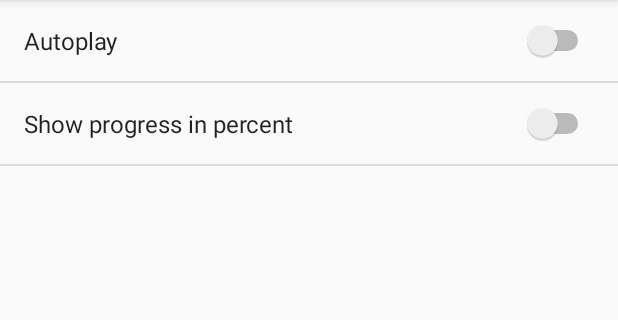
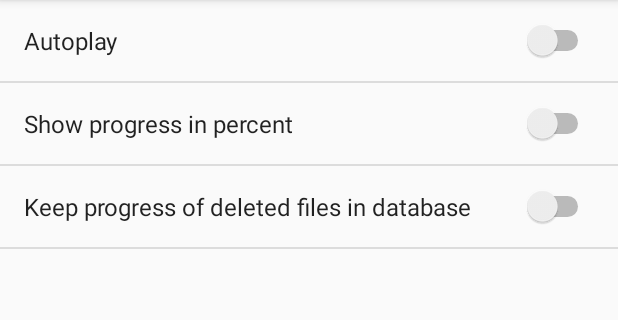
Before and after one commit to flackbash/AudioAnchor, an Android app: the screen it shows after launch (SettingsActivity), after a tap on "Settings", on a phone screen of 412 x 824 dp, the part 84-404 px from its top. Run offline under Robolectric (Android 15) with nearby library versions, the phone set to English and light mode, and no system bars.

Commit message:
Add settings option: keep deleted files in database

```diff
--- a/app/src/main/java/com/prangesoftwaresolutions/audioanchor/MainActivity.java
+++ b/app/src/main/java/com/prangesoftwaresolutions/audioanchor/MainActivity.java
@@ -35,13 +35,15 @@ import java.io.File;
 import java.io.FilenameFilter;
 import java.util.LinkedHashMap;
 
-// TODO: Don't include file extension in title --> get file metadata?
+// TODO: Option in Settings: Show title (from Metadata)
 // TODO: Support subdirectories?
 // TODO: Show album progress in MainActivity
 // TODO: Option in settings if in autoplay play completed files as well
 // TODO: button to update all elements in the database
-// TODO: Option in settings: don't delete deleted files from db
+// TODO: Option in settings: Don't show deleted files in list
 // TODO: AlbumActivity: Scroll to first non-completed file
+// TODO: LockScreen Widget
+// TODO: GOTO option in PlayActivity
 
 public class MainActivity extends AppCompatActivity implements LoaderManager.LoaderCallbacks<Cursor> {
 
@@ -51,6 +53,7 @@ public class MainActivity extends AppCompatActivity implements LoaderManager.Loa
 
     // Preferences
     private SharedPreferences mSharedPreferences;
+    private boolean mKeepDeleted;
 
     // Database variables
     private static final int AUDIO_LOADER = 0;
@@ -71,6 +74,7 @@ public class MainActivity extends AppCompatActivity implements LoaderManager.Loa
         // Set up the shared preferences.
         mSharedPreferences = PreferenceManager.getDefaultSharedPreferences(this);
         mPrefDirectory = mSharedPreferences.getString(getString(R.string.preference_filename), null);
+        mKeepDeleted = mSharedPreferences.getBoolean(getString(R.string.settings_keep_deleted_key), Boolean.getBoolean(getString(R.string.settings_keep_deleted_default)));
 
         // Prepare the CursorLoader. Either re-connect with an existing one or start a new one.
         getLoaderManager().initLoader(AUDIO_LOADER, null, this);
@@ -291,6 +295,7 @@ public class MainActivity extends AppCompatActivity implements LoaderManager.Loa
         }
 
         // Delete missing directories from the database
+        if(!mKeepDeleted) {
             for (String title: albumTitles.keySet()) {
                 int id = albumTitles.get(title);
                 // Delete the album in the albums table
@@ -300,6 +305,7 @@ public class MainActivity extends AppCompatActivity implements LoaderManager.Loa
                 String sel = AnchorContract.AudioEntry.COLUMN_ALBUM + "=?";
                 String[] selArgs = {Long.toString(id)};
                 getContentResolver().delete(AnchorContract.AudioEntry.CONTENT_URI, sel, selArgs);
+            }
         }
     }
 
--- a/app/src/main/res/values/strings.xml
+++ b/app/src/main/res/values/strings.xml
@@ -17,6 +17,9 @@
     <string name="settings_progress_percentage_label">Show progress in percent</string>
     <string name="settings_progress_percentage_key" translatable="false">settings_progress_percentage</string>
     <string name="settings_progress_percentage_default">false</string>
+    <string name="settings_keep_deleted_label">Keep progress of deleted files in database</string>
+    <string name="settings_keep_deleted_key" translatable="false">keep_deleted</string>
+    <string name="settings_keep_deleted_default" translatable="false">false</string>
 
     <!-- Intent data Strings -->
     <string name="album_id" translatable="false">album_id</string>
--- a/app/src/main/res/xml/settings.xml
+++ b/app/src/main/res/xml/settings.xml
@@ -8,4 +8,8 @@
         android:defaultValue="@string/settings_progress_percentage_default"
         android:key="@string/settings_progress_percentage_key"
         android:title="@string/settings_progress_percentage_label"/>
+    <SwitchPreference
+        android:defaultValue="@string/settings_keep_deleted_default"
+        android:key="@string/settings_keep_deleted_key"
+        android:title="@string/settings_keep_deleted_label"/>
 </PreferenceScreen>
```
Also changed, not shown: app/src/main/java/com/prangesoftwaresolutions/audioanchor/AlbumActivity.java (+10 -5 lines). Lines whose indentation alone changed are shown as unchanged.
